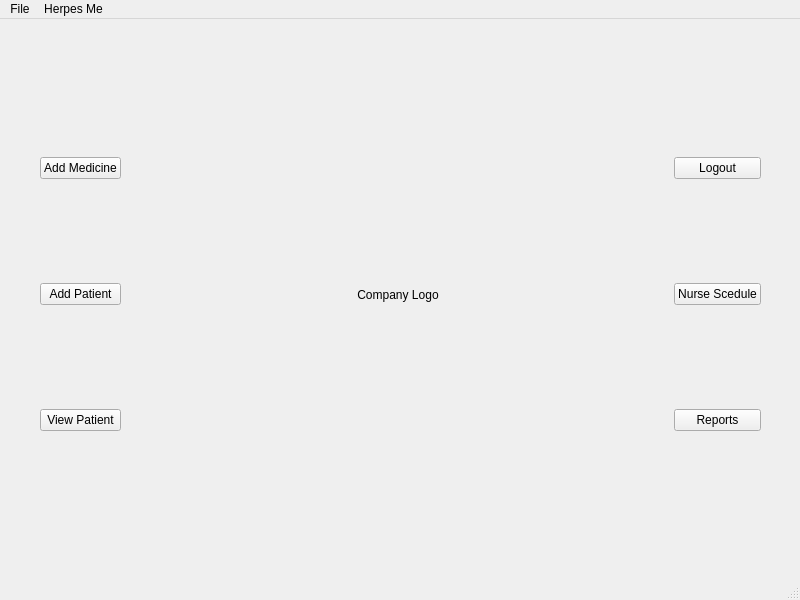
The window that doctorview.ui (luigiacuna/UB-GUI-OOP-Final-Project) describes before a commit, drawn with Qt 5.
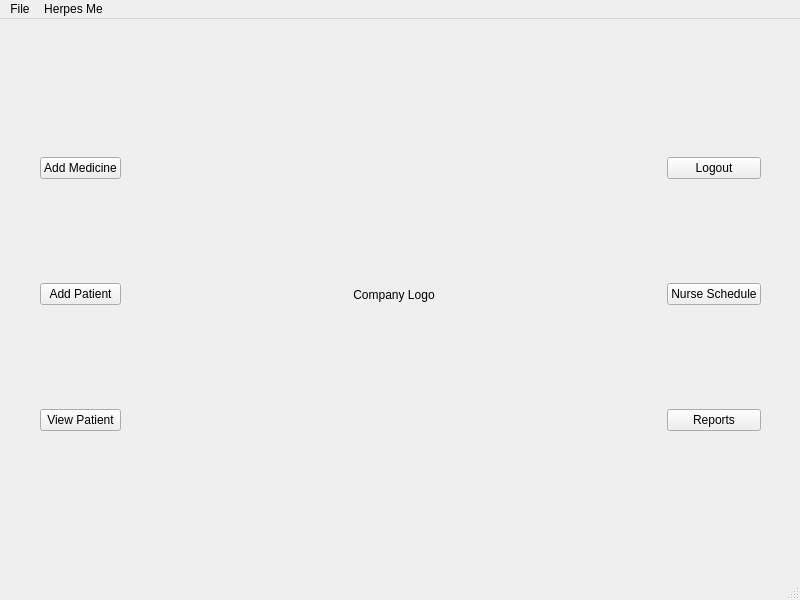
The same window after the commit. Icons and pictures are not drawn.

Diff of the .ui file:
```diff
--- a/doctorview.ui
+++ b/doctorview.ui
@@ -97,7 +97,7 @@
        <item>
         <widget class="QPushButton" name="seeSchedule">
          <property name="text">
-          <string>Nurse Scedule</string>
+          <string>Nurse Schedule</string>
          </property>
         </widget>
        </item>
```
Left out of the diff: 20 changed lines with no effect on the pictures.
